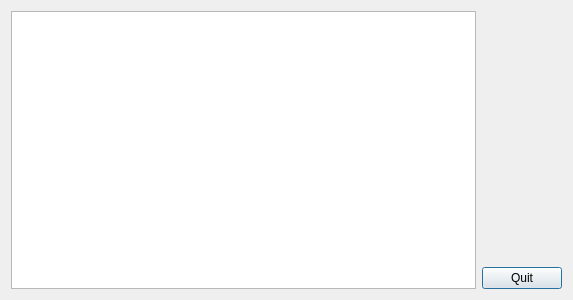
Tatane/TimeLine, file src/View/Qt/TimeLine/MainWin.ui: the form before one commit.
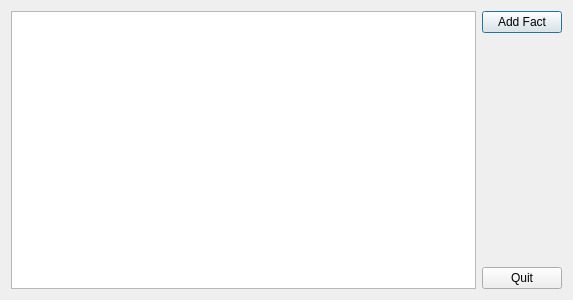
The form after the commit.

What changed in the file:
```diff
--- a/src/View/Qt/TimeLine/MainWin.ui
+++ b/src/View/Qt/TimeLine/MainWin.ui
@@ -32,6 +32,13 @@
    </item>
    <item>
     <layout class="QVBoxLayout" name="verticalLayout">
+     <item>
+      <widget class="QPushButton" name="btnAddFact">
+       <property name="text">
+        <string>Add Fact</string>
+       </property>
+      </widget>
+     </item>
      <item>
       <spacer name="verticalSpacer">
        <property name="orientation">
```
